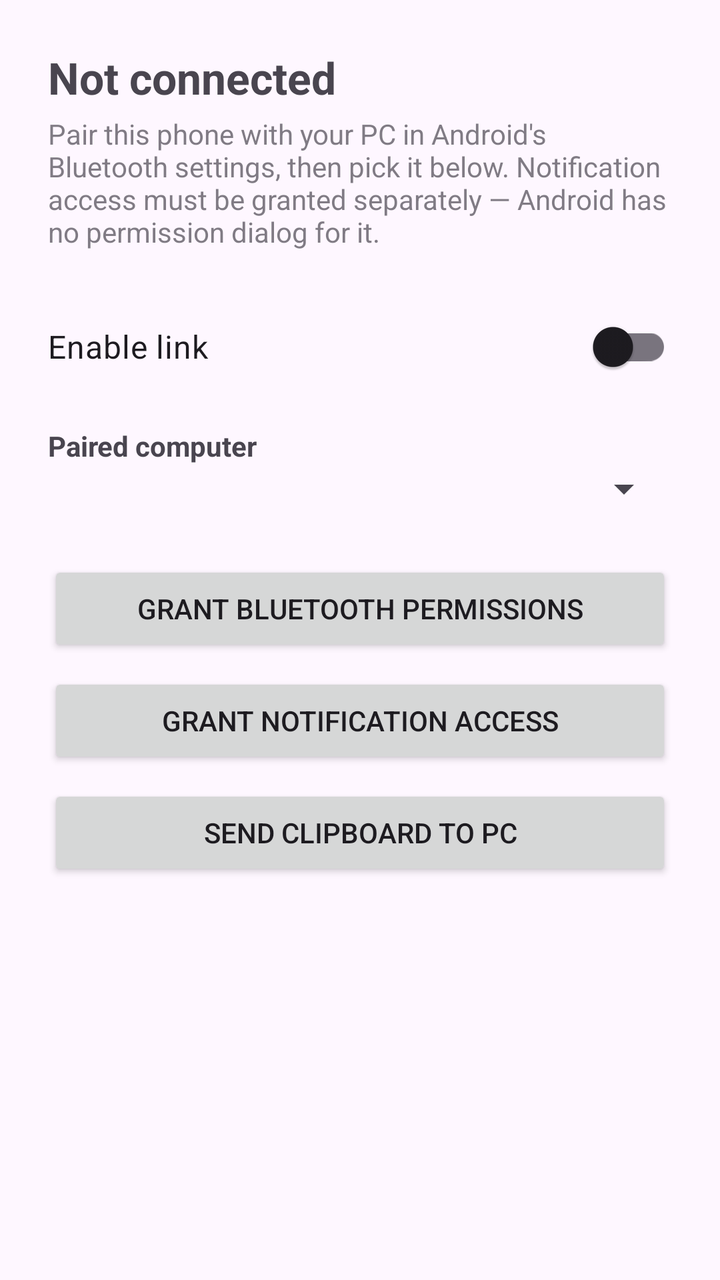
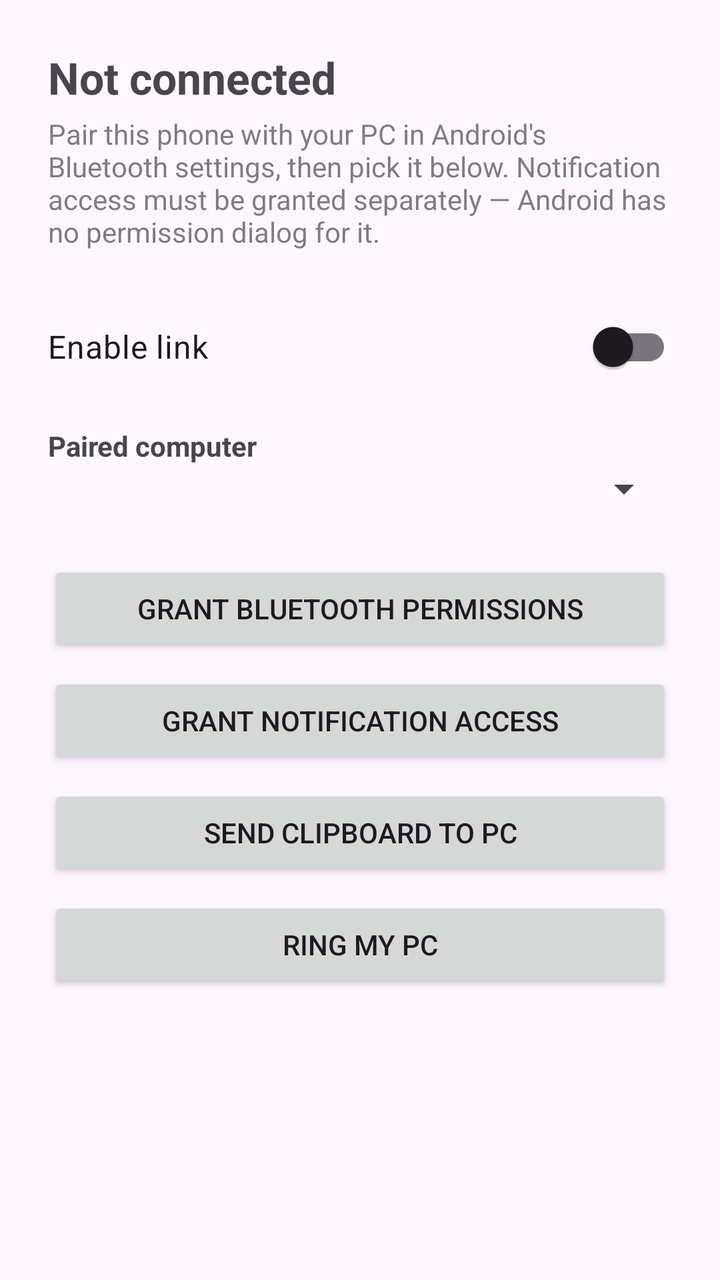

The first picture is an Android layout as it rendered before a commit; the second is the same layout after the commit. The layout source and the unified diff follow.
<!-- AndroidManifest.xml: application theme Theme.FedoraLink -->
<!-- res/layout/activity_main.xml -->
<?xml version="1.0" encoding="utf-8"?>
<ScrollView xmlns:android="http://schemas.android.com/apk/res/android"
    android:layout_width="match_parent"
    android:layout_height="match_parent"
    android:fillViewport="true">

    <LinearLayout
        android:layout_width="match_parent"
        android:layout_height="wrap_content"
        android:orientation="vertical"
        android:padding="24dp">

        <TextView
            android:id="@+id/statusText"
            android:layout_width="match_parent"
            android:layout_height="wrap_content"
            android:textSize="22sp"
            android:textStyle="bold"
            android:paddingBottom="4dp"
            android:text="@string/status_disconnected" />

        <TextView
            android:id="@+id/hintText"
            android:layout_width="match_parent"
            android:layout_height="wrap_content"
            android:paddingBottom="24dp"
            android:textSize="14sp"
            android:alpha="0.7"
            android:text="@string/setup_hint" />

        <androidx.appcompat.widget.SwitchCompat
            android:id="@+id/enableSwitch"
            android:layout_width="match_parent"
            android:layout_height="wrap_content"
            android:paddingVertical="12dp"
            android:textSize="16sp"
            android:text="@string/enable_link" />

        <TextView
            android:layout_width="match_parent"
            android:layout_height="wrap_content"
            android:paddingTop="16dp"
            android:textSize="14sp"
            android:textStyle="bold"
            android:text="@string/paired_pc" />

        <Spinner
            android:id="@+id/deviceSpinner"
            android:layout_width="match_parent"
            android:layout_height="wrap_content"
            android:paddingVertical="8dp" />

        <Button
            android:id="@+id/permissionsButton"
            android:layout_width="match_parent"
            android:layout_height="wrap_content"
            android:layout_marginTop="24dp"
            android:text="@string/grant_permissions" />

        <Button
            android:id="@+id/notificationAccessButton"
            android:layout_width="match_parent"
            android:layout_height="wrap_content"
            android:layout_marginTop="8dp"
            android:text="@string/grant_notification_access" />

        <Button
            android:id="@+id/sendClipboardButton"
            android:layout_width="match_parent"
            android:layout_height="wrap_content"
            android:layout_marginTop="8dp"
            android:text="@string/send_clipboard" />

    </LinearLayout>
</ScrollView>
<!-- resources referenced by this layout -->
<resources>
  <string name="enable_link">Enable link</string>
  <string name="grant_notification_access">Grant notification access</string>
  <string name="grant_permissions">Grant Bluetooth permissions</string>
  <string name="paired_pc">Paired computer</string>
  <string name="send_clipboard">Send clipboard to PC</string>
  <string name="setup_hint">Pair this phone with your PC in Android\'s Bluetooth settings, then pick it below. Notification access must be granted separately — Android has no permission dialog for it.</string>
  <string name="status_disconnected">Not connected</string>
  <style name="Theme.FedoraLink" parent="Theme.Material3.DayNight.NoActionBar">
          <item name="android:statusBarColor">?attr/colorSurface</item>
      </style>
</resources>

<!-- the commit's change to res/layout/activity_main.xml (unified diff, before → after) -->
@@ -71,5 +71,12 @@
             android:layout_marginTop="8dp"
             android:text="@string/send_clipboard" />
 
+        <Button
+            android:id="@+id/ringPcButton"
+            android:layout_width="match_parent"
+            android:layout_height="wrap_content"
+            android:layout_marginTop="8dp"
+            android:text="@string/ring_pc" />
+
     </LinearLayout>
 </ScrollView>
<!-- resource entries referenced after the edit -->
@@ -4,6 +4,7 @@
   <string name="grant_notification_access">Grant notification access</string>
   <string name="grant_permissions">Grant Bluetooth permissions</string>
   <string name="paired_pc">Paired computer</string>
+  <string name="ring_pc">Ring my PC</string>
   <string name="send_clipboard">Send clipboard to PC</string>
   <string name="setup_hint">Pair this phone with your PC in Android\'s Bluetooth settings, then pick it below. Notification access must be granted separately — Android has no permission dialog for it.</string>
   <string name="status_disconnected">Not connected</string>
